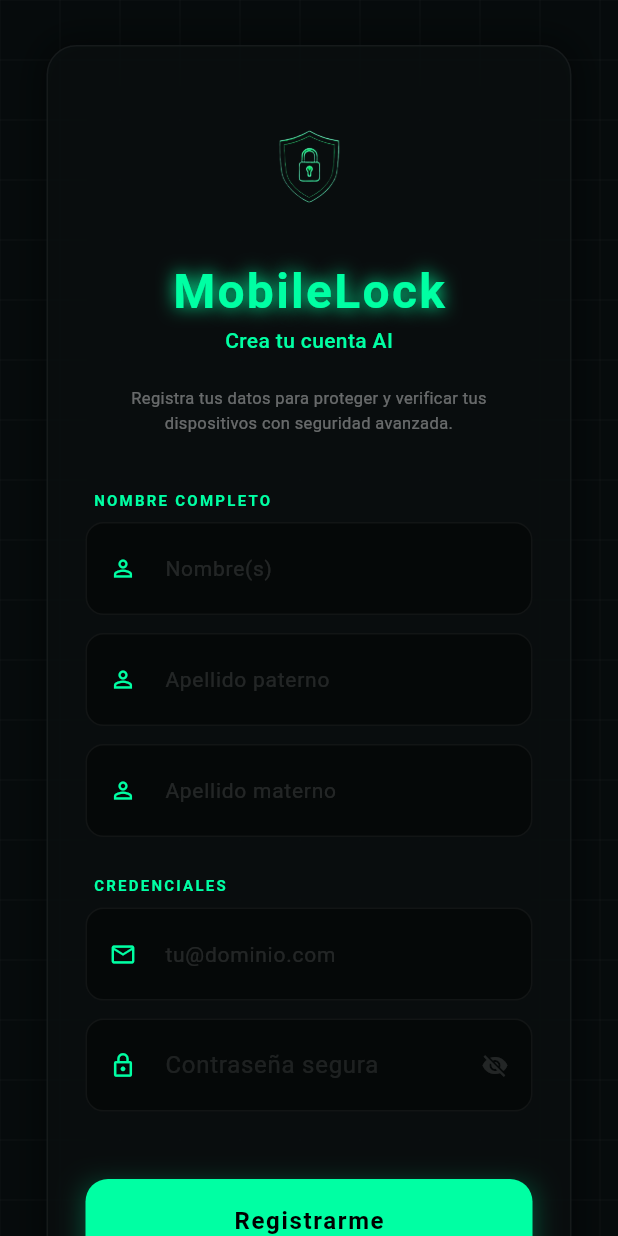
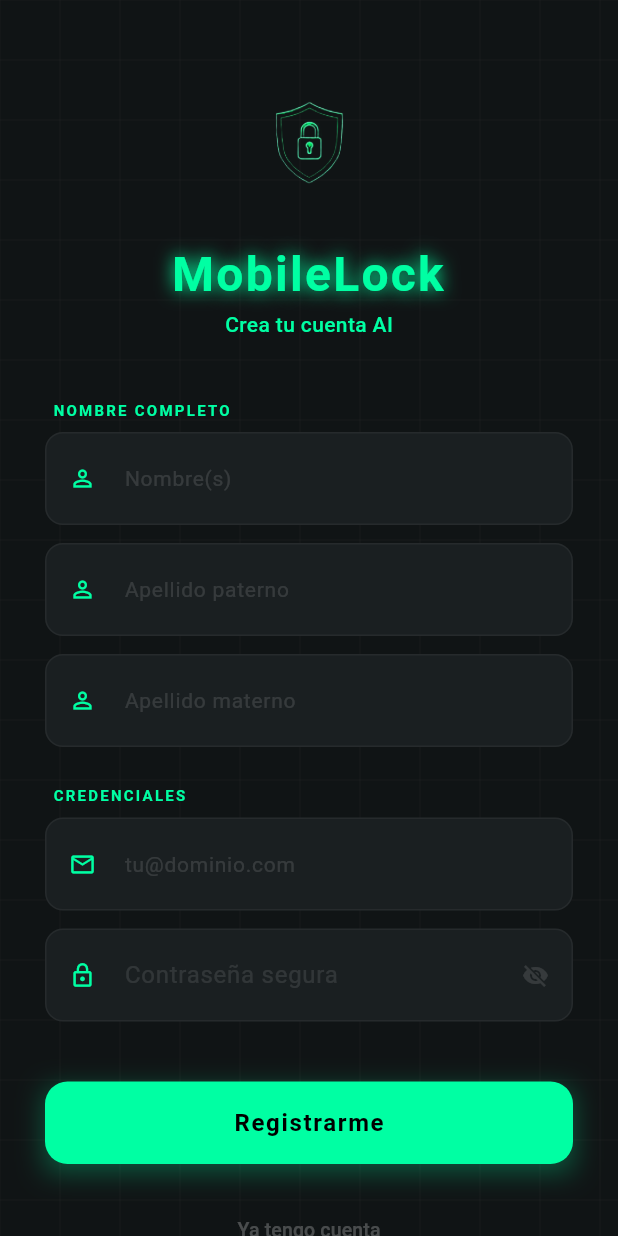
Before and after one commit to maddieflores/MobileLock_Flutter, a Flutter app: the RegisterPage screen opened by its route, on a phone screen of 412 x 824 dp. Run offline on Flutter 3.47's test engine with Material 3 defaults, Android fonts, the phone set to English and light mode, and no system bars; our stand-ins replace dio.

Commit message:
Mejorando interfaz de la app

```diff
--- a/lib/src/pages/Register/register_page.dart
+++ b/lib/src/pages/Register/register_page.dart
@@ -1,5 +1,5 @@
 import 'package:flutter/material.dart';
-// IMPORTANTE: Asegúrate de que la ruta sea correcta para acceder a las variables globales
+// Asegúrate de que la ruta sea correcta según tu estructura de carpetas
 import '../Profile/profile_page.dart';
 
 class RegisterPage extends StatefulWidget {
@@ -11,16 +11,14 @@ class RegisterPage extends StatefulWidget {
 
 class _RegisterPageState extends State<RegisterPage>
     with SingleTickerProviderStateMixin {
-  // LÓGICA DE ANIMACIÓN
+  // --- LÓGICA DE ANIMACIÓN RECUPERADA ---
   late AnimationController _controller;
   late Animation<double> _pulseAnimation;
 
-  // CONTROLADORES del formulario
+  // CONTROLADORES
   final TextEditingController _firstNameController = TextEditingController();
-  final TextEditingController _lastNamePController =
-      TextEditingController(); // Paterno
-  final TextEditingController _lastNameMController =
-      TextEditingController(); // Materno
+  final TextEditingController _lastNamePController = TextEditingController();
+  final TextEditingController _lastNameMController = TextEditingController();
   final TextEditingController _emailController = TextEditingController();
   final TextEditingController _passwordController = TextEditingController();
 
@@ -29,13 +27,11 @@ class _RegisterPageState extends State<RegisterPage>
   @override
   void initState() {
     super.initState();
-    // Configuración de la animación de pulso (2 segundos, infinita y reversa)
     _controller = AnimationController(
       duration: const Duration(seconds: 2),
       vsync: this,
     )..repeat(reverse: true);
 
-    // Variación de escala de 1.0 (tamaño normal) a 1.08 (ligero aumento)
     _pulseAnimation = Tween<double>(
       begin: 1.0,
       end: 1.08,
@@ -44,7 +40,7 @@ class _RegisterPageState extends State<RegisterPage>
 
   @override
   void dispose() {
-    _controller.dispose(); // IMPORTANTE: Liberar el controlador
+    _controller.dispose();
     _firstNameController.dispose();
     _lastNamePController.dispose();
     _lastNameMController.dispose();
@@ -56,55 +52,33 @@ class _RegisterPageState extends State<RegisterPage>
   @override
   Widget build(BuildContext context) {
     return Scaffold(
-      backgroundColor: const Color(0xFF060B0C),
+      // Usamos el color gris oscuro profundo para consistencia
+      backgroundColor: const Color(0xFF101415),
       body: Stack(
         children: [
-          // Fondo de cuadrícula decorativa
+          // 1. FONDO DE CUADRÍCULA (Pantalla completa)
           Positioned.fill(
-            child: IgnorePointer(child: CustomPaint(painter: GridPainter())),
+            child: IgnorePointer(
+              child: CustomPaint(painter: GridPainter()),
+            ),
           ),
 
           SafeArea(
-            child: Center(
-              child: ConstrainedBox(
-                constraints: const BoxConstraints(maxWidth: 400),
             child: SingleChildScrollView(
               physics: const BouncingScrollPhysics(),
-                  padding: const EdgeInsets.symmetric(
-                    horizontal: 25,
-                    vertical: 30,
-                  ),
+              padding: const EdgeInsets.symmetric(horizontal: 30.0),
               child: Column(
-                    mainAxisAlignment: MainAxisAlignment.center,
+                crossAxisAlignment: CrossAxisAlignment.stretch,
                 children: [
-                      // --- TARJETA DE CRISTAL CENTRAL ---
-                      Container(
-                        padding: const EdgeInsets.symmetric(
-                          horizontal: 25,
-                          vertical: 40,
-                        ),
-                        decoration: BoxDecoration(
-                          color: const Color(0xFF0A0F10).withOpacity(0.8),
-                          borderRadius: BorderRadius.circular(20),
-                          border: Border.all(
-                            color: Colors.white.withOpacity(0.05),
-                          ),
-                          boxShadow: [
-                            BoxShadow(
-                              color: Colors.black.withOpacity(0.5),
-                              blurRadius: 20,
-                              spreadRadius: 2,
-                            ),
-                          ],
-                        ),
-                        child: Column(
-                          children: [
-                            // --- LOGO ANIMADO DE MobileLock ---
-                            ScaleTransition(
+                  const SizedBox(height: 50),
+
+                  // 2. LOGO ANIMADO (Recuperado y con pulso)
+                  Center(
+                    child: ScaleTransition(
                       scale: _pulseAnimation,
                       child: Image.asset(
-                                'assets/images/mobilelock-logo.png', // Ruta de tu asset
-                                height: 80,
+                        'assets/images/mobilelock-logo.png',
+                        height: 90,
                         fit: BoxFit.contain,
                         errorBuilder: (context, error, stackTrace) =>
                             const Icon(
@@ -114,11 +88,14 @@ class _RegisterPageState extends State<RegisterPage>
                         ),
                       ),
                     ),
+                  ),
+
                   const SizedBox(height: 20),
 
-                            // TÍTULO CON BRILLO NEÓN
+                  // 3. TÍTULO NEÓN
                   const Text(
                     'MobileLock',
+                    textAlign: TextAlign.center,
                     style: TextStyle(
                       color: Color(0xFF00FFA3),
                       fontSize: 32,
@@ -132,7 +109,8 @@ class _RegisterPageState extends State<RegisterPage>
                       ],
                     ),
                   ),
-                            const Text(
+                  const Center(
+                    child: Text(
                       'Crea tu cuenta AI',
                       style: TextStyle(
                         color: Color(0xFF00FFA3),
@@ -140,21 +118,11 @@ class _RegisterPageState extends State<RegisterPage>
                         fontWeight: FontWeight.w500,
                       ),
                     ),
-                            const SizedBox(height: 20),
+                  ),
+                  const SizedBox(height: 40),
 
-                            // DESCRIPCIÓN PEQUEÑA
-                            const Text(
-                              'Registra tus datos para proteger y verificar tus dispositivos con seguridad avanzada.',
-                              textAlign: TextAlign.center,
-                              style: TextStyle(
-                                color: Colors.white38,
-                                fontSize: 11,
-                                height: 1.5,
-                              ),
-                            ),
-                            const SizedBox(height: 35),
+                  // 4. FORMULARIO (Sin recuadro, directo sobre el fondo)
 
-                            // SECCIÓN NOMBRE COMPLETO (3 Campos)
                   _buildSectionLabel('NOMBRE COMPLETO'),
                   _buildTextField(
                     _firstNameController,
@@ -176,7 +144,6 @@ class _RegisterPageState extends State<RegisterPage>
 
                   const SizedBox(height: 25),
 
-                            // SECCIÓN CREDENCIALES
                   _buildSectionLabel('CREDENCIALES'),
                   _buildTextField(
                     _emailController,
@@ -186,18 +153,15 @@ class _RegisterPageState extends State<RegisterPage>
                   const SizedBox(height: 12),
                   _buildPasswordField(),
 
-                            const SizedBox(height: 45),
+                  const SizedBox(height: 40),
 
-                            // --- BOTÓN REGISTRARME ---
+                  // 5. BOTÓN REGISTRARME (Sólido Neón)
                   Container(
-                              width: double.infinity,
                     height: 55,
                     decoration: BoxDecoration(
                       boxShadow: [
                         BoxShadow(
-                                    color: const Color(
-                                      0xFF00FFA3,
-                                    ).withOpacity(0.3),
+                          color: const Color(0xFF00FFA3).withOpacity(0.3),
                           blurRadius: 15,
                           offset: const Offset(0, 5),
                         ),
@@ -205,13 +169,12 @@ class _RegisterPageState extends State<RegisterPage>
                     ),
                     child: ElevatedButton(
                       onPressed: () {
+                        // Lógica de registro recuperada
                         isLoggedIn = true;
                         currentEmail = _emailController.text;
                         currentName =
                             "${_firstNameController.text} ${_lastNamePController.text} ${_lastNameMController.text}";
-                                  print(
-                                    "Registrando a: $currentName ($currentEmail)",
-                                  );
+
                         Navigator.pushNamedAndRemoveUntil(
                           context,
                           '/dashboard',
@@ -239,7 +202,7 @@ class _RegisterPageState extends State<RegisterPage>
 
                   const SizedBox(height: 20),
 
-                            // BOTÓN "YA TENGO CUENTA" DENTRO DEL RECUADRO
+                  // 6. VOLVER AL LOGIN
                   TextButton(
                     onPressed: () => Navigator.pop(context),
                     child: const Text(
@@ -250,12 +213,8 @@ class _RegisterPageState extends State<RegisterPage>
                       ),
                     ),
                   ),
+                  const SizedBox(height: 30),
                 ],
-                        ),
-                      ),
-                    ],
-                  ),
-                ),
               ),
             ),
           ),
@@ -264,7 +223,8 @@ class _RegisterPageState extends State<RegisterPage>
     );
   }
 
-  // --- COMPONENTES VISUALES ---
+  // --- MANTENEMOS TUS COMPONENTES AUXILIARES ---
+
   Widget _buildSectionLabel(String text) {
     return Align(
       alignment: Alignment.centerLeft,
@@ -290,7 +250,7 @@ class _RegisterPageState extends State<RegisterPage>
   ) {
     return Container(
       decoration: BoxDecoration(
-        color: Colors.black.withOpacity(0.4),
+        color: const Color(0xFF1A1F21), // Color surface suave
         borderRadius: BorderRadius.circular(12),
         border: Border.all(color: Colors.white.withOpacity(0.05)),
       ),
@@ -311,7 +271,7 @@ class _RegisterPageState extends State<RegisterPage>
   Widget _buildPasswordField() {
     return Container(
       decoration: BoxDecoration(
-        color: Colors.black.withOpacity(0.4),
+        color: const Color(0xFF1A1F21),
         borderRadius: BorderRadius.circular(12),
         border: Border.all(color: Colors.white.withOpacity(0.05)),
       ),
@@ -343,16 +303,19 @@ class _RegisterPageState extends State<RegisterPage>
   }
 }
 
+// Pintor de cuadrícula
 class GridPainter extends CustomPainter {
   @override
   void paint(Canvas canvas, Size size) {
     final paint = Paint()
       ..color = Colors.white.withOpacity(0.02)
       ..strokeWidth = 1.0;
-    for (double i = 0; i < size.width; i += 40)
+    for (double i = 0; i < size.width; i += 40) {
       canvas.drawLine(Offset(i, 0), Offset(i, size.height), paint);
-    for (double i = 0; i < size.height; i += 40)
+    }
+    for (double i = 0; i < size.height; i += 40) {
       canvas.drawLine(Offset(0, i), Offset(size.width, i), paint);
+    }
   }
 
   @override
```
Also changed, not shown: lib/src/pages/Login/login_page.dart (+42 -67 lines). Lines whose indentation alone changed are shown as unchanged.
